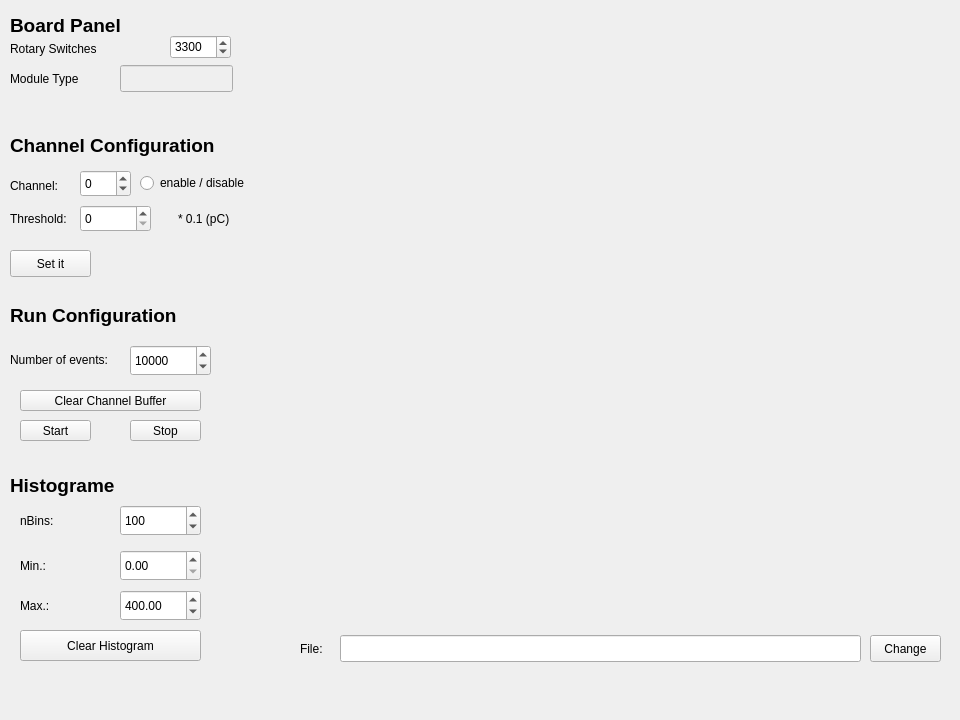
lpetre-ulb/LeoDAQ, file form/qdc.ui: the form before one commit.
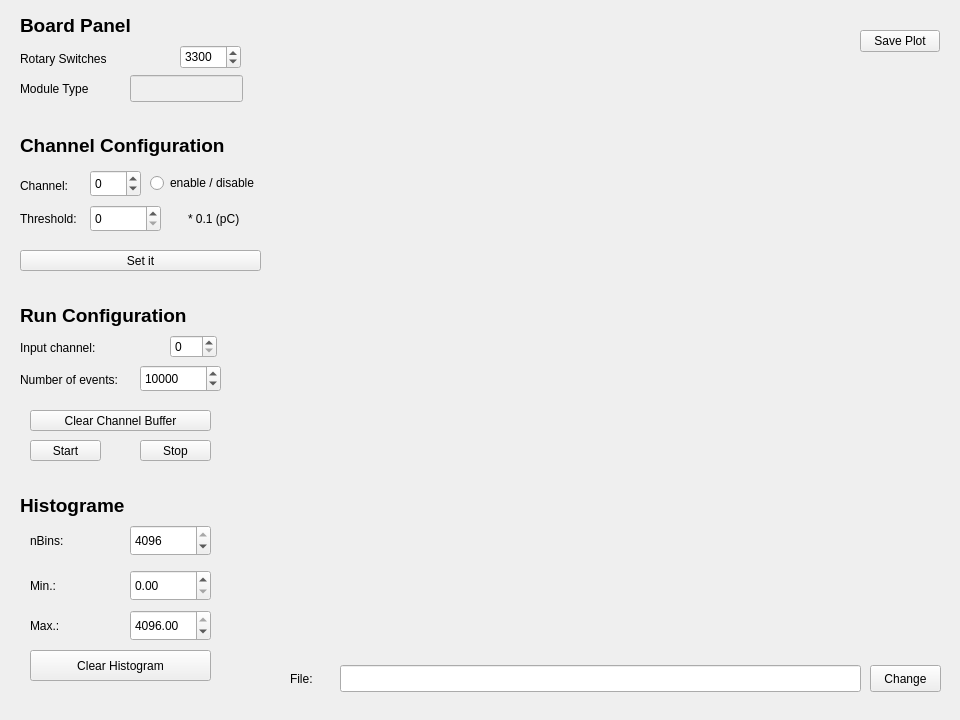
The form after the commit. Custom widgets are drawn as their Qt base class.

Patch:
```diff
--- a/form/qdc.ui
+++ b/form/qdc.ui
@@ -16,8 +16,8 @@
   <widget class="QPushButton" name="pushButton_clearChannel">
    <property name="geometry">
     <rect>
-     <x>20</x>
-     <y>390</y>
+     <x>30</x>
+     <y>410</y>
      <width>181</width>
      <height>21</height>
     </rect>
@@ -30,7 +30,7 @@
    <property name="geometry">
     <rect>
      <x>290</x>
-     <y>20</y>
+     <y>60</y>
      <width>651</width>
      <height>601</height>
     </rect>
@@ -39,8 +39,8 @@
   <widget class="QLabel" name="label_3">
    <property name="geometry">
     <rect>
-     <x>20</x>
-     <y>510</y>
+     <x>30</x>
+     <y>530</y>
      <width>41</width>
      <height>21</height>
     </rect>
@@ -52,8 +52,8 @@
   <widget class="QLabel" name="label_4">
    <property name="geometry">
     <rect>
-     <x>20</x>
-     <y>555</y>
+     <x>30</x>
+     <y>575</y>
      <width>41</width>
      <height>21</height>
     </rect>
@@ -65,8 +65,8 @@
   <widget class="QLabel" name="label_5">
    <property name="geometry">
     <rect>
-     <x>20</x>
-     <y>595</y>
+     <x>30</x>
+     <y>615</y>
      <width>41</width>
      <height>21</height>
     </rect>
@@ -78,24 +78,24 @@
   <widget class="QSpinBox" name="spinBox_qdc_nbins">
    <property name="geometry">
     <rect>
-     <x>120</x>
-     <y>505</y>
+     <x>130</x>
+     <y>525</y>
      <width>81</width>
      <height>31</height>
     </rect>
    </property>
    <property name="maximum">
-    <number>1000</number>
+    <number>4096</number>
    </property>
    <property name="value">
-    <number>100</number>
+    <number>4096</number>
    </property>
   </widget>
   <widget class="QLabel" name="label_6">
    <property name="geometry">
     <rect>
-     <x>10</x>
-     <y>350</y>
+     <x>20</x>
+     <y>370</y>
      <width>131</width>
      <height>20</height>
     </rect>
@@ -107,12 +107,15 @@
   <widget class="QSpinBox" name="spinBox_qdc_nevents">
    <property name="geometry">
     <rect>
-     <x>130</x>
-     <y>345</y>
+     <x>140</x>
+     <y>365</y>
      <width>81</width>
-     <height>31</height>
+     <height>27</height>
     </rect>
    </property>
+   <property name="minimum">
+    <number>-1</number>
+   </property>
    <property name="maximum">
     <number>10000000</number>
    </property>
@@ -123,8 +126,8 @@
   <widget class="QPushButton" name="pushButton_qdc_startprofile">
    <property name="geometry">
     <rect>
-     <x>20</x>
-     <y>420</y>
+     <x>30</x>
+     <y>440</y>
      <width>71</width>
      <height>21</height>
     </rect>
@@ -136,8 +139,8 @@
   <widget class="QPushButton" name="pushButton_stopprofile">
    <property name="geometry">
     <rect>
-     <x>130</x>
-     <y>420</y>
+     <x>140</x>
+     <y>440</y>
      <width>71</width>
      <height>21</height>
     </rect>
@@ -149,21 +152,21 @@
   <widget class="QDoubleSpinBox" name="doubleSpinBox_qdc_vmin">
    <property name="geometry">
     <rect>
-     <x>120</x>
-     <y>550</y>
+     <x>130</x>
+     <y>570</y>
      <width>81</width>
      <height>31</height>
     </rect>
    </property>
    <property name="maximum">
-    <double>1000.000000000000000</double>
+    <double>4096.000000000000000</double>
    </property>
   </widget>
   <widget class="QDoubleSpinBox" name="doubleSpinBox_qdc_vmax">
    <property name="geometry">
     <rect>
-     <x>120</x>
-     <y>590</y>
+     <x>130</x>
+     <y>610</y>
      <width>81</width>
      <height>31</height>
     </rect>
@@ -172,17 +175,17 @@
     <double>0.000000000000000</double>
    </property>
    <property name="maximum">
-    <double>4000.000000000000000</double>
+    <double>4096.000000000000000</double>
    </property>
    <property name="value">
-    <double>400.000000000000000</double>
+    <double>4096.000000000000000</double>
    </property>
   </widget>
   <widget class="QPushButton" name="pushButton_clearProfile">
    <property name="geometry">
     <rect>
-     <x>20</x>
-     <y>630</y>
+     <x>30</x>
+     <y>650</y>
      <width>181</width>
      <height>31</height>
     </rect>
@@ -194,8 +197,8 @@
   <widget class="QLabel" name="label_qdc_2">
    <property name="geometry">
     <rect>
-     <x>10</x>
-     <y>40</y>
+     <x>20</x>
+     <y>50</y>
      <width>121</width>
      <height>17</height>
     </rect>
@@ -210,8 +213,8 @@
    </property>
    <property name="geometry">
     <rect>
-     <x>120</x>
-     <y>65</y>
+     <x>130</x>
+     <y>75</y>
      <width>113</width>
      <height>27</height>
     </rect>
@@ -220,8 +223,8 @@
   <widget class="QLabel" name="label_qdc_3">
    <property name="geometry">
     <rect>
-     <x>10</x>
-     <y>70</y>
+     <x>20</x>
+     <y>80</y>
      <width>101</width>
      <height>17</height>
     </rect>
@@ -233,8 +236,8 @@
   <widget class="QSpinBox" name="spinBox_qdc_rotary_switches">
    <property name="geometry">
     <rect>
-     <x>170</x>
-     <y>35</y>
+     <x>180</x>
+     <y>45</y>
      <width>61</width>
      <height>24</height>
     </rect>
@@ -252,7 +255,7 @@
   <widget class="QLabel" name="label_qdc_1">
    <property name="geometry">
     <rect>
-     <x>10</x>
+     <x>20</x>
      <y>10</y>
      <width>131</width>
      <height>31</height>
@@ -272,7 +275,7 @@
   <widget class="QWidget" name="widget_qdc_display" native="true">
    <property name="geometry">
     <rect>
-     <x>10</x>
+     <x>20</x>
      <y>170</y>
      <width>271</width>
      <height>121</height>
@@ -351,8 +354,8 @@
      <rect>
       <x>0</x>
       <y>80</y>
-      <width>81</width>
-      <height>27</height>
+      <width>241</width>
+      <height>21</height>
      </rect>
     </property>
     <property name="text">
@@ -380,7 +383,7 @@
    <property name="geometry">
     <rect>
      <x>340</x>
-     <y>635</y>
+     <y>665</y>
      <width>521</width>
      <height>27</height>
     </rect>
@@ -390,7 +393,7 @@
    <property name="geometry">
     <rect>
      <x>870</x>
-     <y>635</y>
+     <y>665</y>
      <width>71</width>
      <height>27</height>
     </rect>
@@ -402,8 +405,8 @@
   <widget class="QLabel" name="label_qcd_8">
    <property name="geometry">
     <rect>
-     <x>300</x>
-     <y>640</y>
+     <x>290</x>
+     <y>670</y>
      <width>31</width>
      <height>17</height>
     </rect>
@@ -415,7 +418,7 @@
   <widget class="QLabel" name="label_qdc_4">
    <property name="geometry">
     <rect>
-     <x>10</x>
+     <x>20</x>
      <y>130</y>
      <width>251</width>
      <height>31</height>
@@ -435,7 +438,7 @@
   <widget class="QLabel" name="label_qdc_5">
    <property name="geometry">
     <rect>
-     <x>10</x>
+     <x>20</x>
      <y>300</y>
      <width>251</width>
      <height>31</height>
@@ -455,8 +458,8 @@
   <widget class="QLabel" name="label_qdc_6">
    <property name="geometry">
     <rect>
-     <x>10</x>
-     <y>470</y>
+     <x>20</x>
+     <y>490</y>
      <width>151</width>
      <height>31</height>
     </rect>
@@ -472,6 +475,45 @@
     <string>Histograme</string>
    </property>
   </widget>
+  <widget class="QLabel" name="label_8">
+   <property name="geometry">
+    <rect>
+     <x>20</x>
+     <y>340</y>
+     <width>131</width>
+     <height>16</height>
+    </rect>
+   </property>
+   <property name="text">
+    <string>Input channel:</string>
+   </property>
+  </widget>
+  <widget class="QSpinBox" name="spinBox_input_channel">
+   <property name="geometry">
+    <rect>
+     <x>170</x>
+     <y>335</y>
+     <width>47</width>
+     <height>23</height>
+    </rect>
+   </property>
+   <property name="maximum">
+    <number>15</number>
+   </property>
+  </widget>
+  <widget class="QPushButton" name="pushButton_save_plot">
+   <property name="geometry">
+    <rect>
+     <x>860</x>
+     <y>30</y>
+     <width>80</width>
+     <height>22</height>
+    </rect>
+   </property>
+   <property name="text">
+    <string>Save Plot</string>
+   </property>
+  </widget>
  </widget>
  <customwidgets>
   <customwidget>
```
